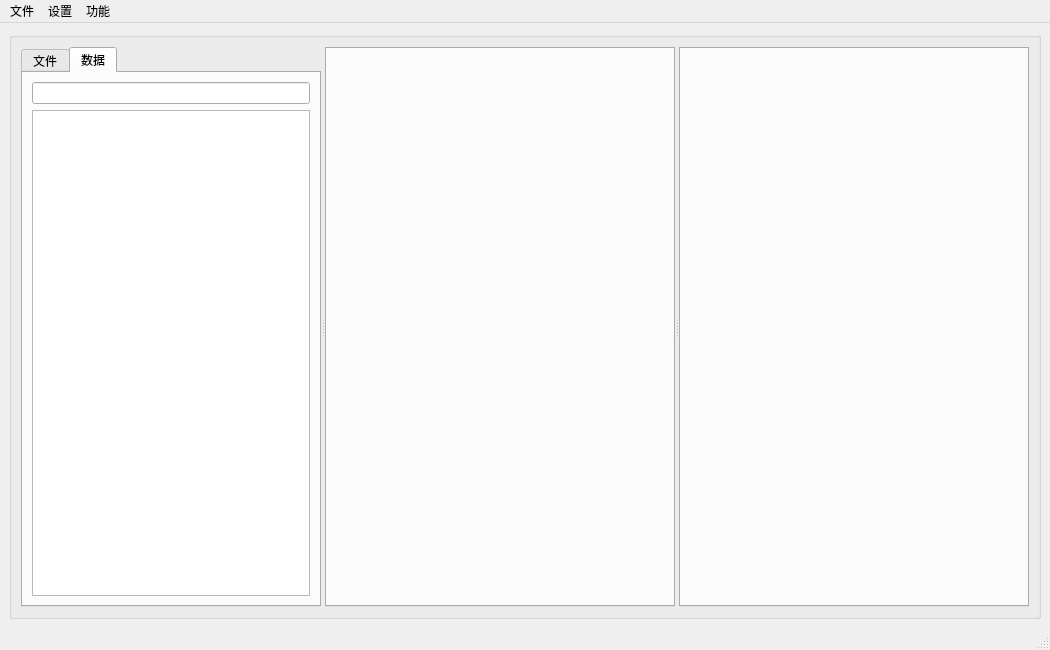
Above: Editor_UI/main.ui from CMZSrost/NEOeditor before the change. Below: the same form after it.
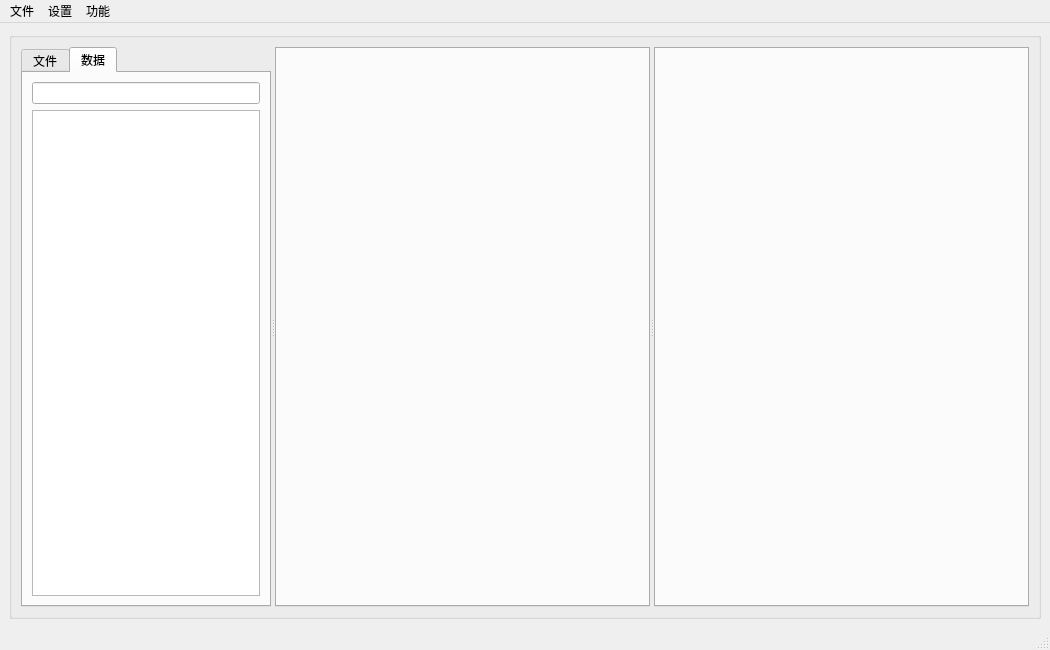
That is the form after the change. The open tabs and pages were chosen to show the change.

```diff
--- a/Editor_UI/main.ui
+++ b/Editor_UI/main.ui
@@ -23,6 +23,12 @@
       <layout class="QHBoxLayout" name="horizontalLayout">
        <item>
         <widget class="QSplitter" name="splitter">
+         <property name="sizePolicy">
+          <sizepolicy hsizetype="Preferred" vsizetype="Preferred">
+           <horstretch>0</horstretch>
+           <verstretch>0</verstretch>
+          </sizepolicy>
+         </property>
          <property name="frameShape">
           <enum>QFrame::NoFrame</enum>
          </property>
@@ -40,14 +46,14 @@
          </property>
          <widget class="QTabWidget" name="tabWidget">
           <property name="sizePolicy">
-           <sizepolicy hsizetype="Minimum" vsizetype="Expanding">
+           <sizepolicy hsizetype="Preferred" vsizetype="Expanding">
             <horstretch>0</horstretch>
             <verstretch>0</verstretch>
            </sizepolicy>
           </property>
           <property name="maximumSize">
            <size>
-            <width>300</width>
+            <width>250</width>
             <height>16777215</height>
            </size>
           </property>
@@ -101,10 +107,26 @@
            </attribute>
            <layout class="QVBoxLayout" name="verticalLayout_3">
             <item>
-             <widget class="QLineEdit" name="lineEdit_data"/>
+             <widget class="QLineEdit" name="lineEdit_data">
+              <property name="sizePolicy">
+               <sizepolicy hsizetype="Preferred" vsizetype="Fixed">
+                <horstretch>0</horstretch>
+                <verstretch>0</verstretch>
+               </sizepolicy>
+              </property>
+             </widget>
             </item>
             <item>
              <widget class="QTreeWidget" name="treeWidget_data">
+              <property name="sizePolicy">
+               <sizepolicy hsizetype="Preferred" vsizetype="Expanding">
+                <horstretch>0</horstretch>
+                <verstretch>0</verstretch>
+               </sizepolicy>
+              </property>
+              <property name="itemsExpandable">
+               <bool>false</bool>
+              </property>
               <property name="headerHidden">
                <bool>true</bool>
               </property>
@@ -120,19 +142,31 @@
          </widget>
          <widget class="QTabWidget" name="fileEditor">
           <property name="sizePolicy">
-           <sizepolicy hsizetype="Expanding" vsizetype="Expanding">
+           <sizepolicy hsizetype="Preferred" vsizetype="Expanding">
             <horstretch>0</horstretch>
             <verstretch>0</verstretch>
            </sizepolicy>
           </property>
+          <property name="tabsClosable">
+           <bool>true</bool>
+          </property>
+          <property name="movable">
+           <bool>true</bool>
+          </property>
          </widget>
          <widget class="QTabWidget" name="elemEditor">
           <property name="sizePolicy">
-           <sizepolicy hsizetype="Expanding" vsizetype="Expanding">
+           <sizepolicy hsizetype="Preferred" vsizetype="Expanding">
             <horstretch>0</horstretch>
             <verstretch>0</verstretch>
            </sizepolicy>
           </property>
+          <property name="tabsClosable">
+           <bool>true</bool>
+          </property>
+          <property name="movable">
+           <bool>true</bool>
+          </property>
          </widget>
         </widget>
        </item>
```
Left out of the diff: 70 changed lines with no effect on the pictures.
